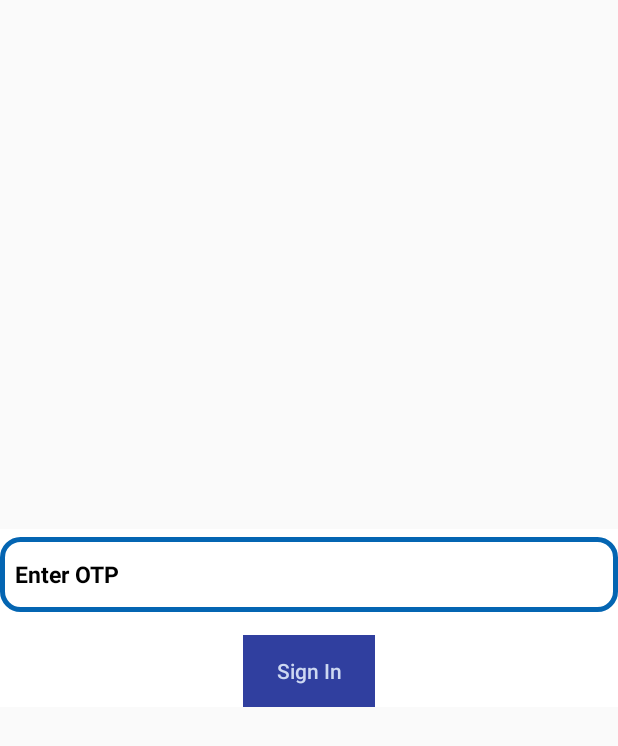
After one commit to nyru/OKRO, an Android app: the VerifyPhoneActivity screen opened directly, with no data from a screen before it, on a phone screen of 412 x 824 dp. The commit adds this screen. Shown: the top 746 px of the screen. Run offline under Robolectric (Android 15) with nearby library versions, the light colour scheme and no system bars; our stand-ins replace Firebase (no records; nobody signed in at launch, a user with empty details on screens opened directly).

Commit message:
eswar_24sept

```diff
--- a/app/build.gradle
+++ b/app/build.gradle
@@ -35,4 +35,8 @@ dependencies {
     }
     implementation 'com.android.support:design:27.1.1'
     implementation 'com.android.support:recyclerview-v7:27.1.1'
+    implementation 'com.google.firebase:firebase-core:16.0.3'
+    implementation 'com.google.firebase:firebase-firestore:17.1.0'
+    implementation 'com.google.firebase:firebase-auth:16.0.3'
 }
+apply plugin: 'com.google.gms.google-services'
--- /dev/null
+++ b/app/src/main/java/eswar/com/okro/Activities/VerifyPhoneActivity.java
@@ -0,0 +1,158 @@
+package eswar.com.okro.Activities;
+
+import android.content.Intent;
+import android.support.annotation.NonNull;
+import android.support.design.widget.Snackbar;
+import android.support.v7.app.AppCompatActivity;
+import android.os.Bundle;
+import android.view.View;
+import android.widget.EditText;
+import android.widget.Toast;
+
+import com.google.android.gms.tasks.OnCompleteListener;
+import com.google.android.gms.tasks.Task;
+import com.google.android.gms.tasks.TaskExecutors;
+import com.google.firebase.FirebaseException;
+import com.google.firebase.auth.AuthResult;
+import com.google.firebase.auth.FirebaseAuth;
+import com.google.firebase.auth.FirebaseAuthInvalidCredentialsException;
+import com.google.firebase.auth.PhoneAuthCredential;
+import com.google.firebase.auth.PhoneAuthProvider;
+
+import java.util.concurrent.TimeUnit;
+
+import eswar.com.okro.R;
+
+public class VerifyPhoneActivity extends AppCompatActivity {
+    private String mVerificationId;
+
+    //The edittext to input the code
+    private EditText editTextCode;
+
+    //firebase auth object
+    private FirebaseAuth mAuth;
+    @Override
+    protected void onCreate(Bundle savedInstanceState) {
+        super.onCreate(savedInstanceState);
+        setContentView(R.layout.activity_verify_phone);
+
+    mAuth = FirebaseAuth.getInstance();
+    editTextCode = findViewById(R.id.ed_otp);
+
+
+    //getting mobile number from the previous activity
+    //and sending the verification code to the number
+    Intent intent = getIntent();
+    String mobile = intent.getStringExtra("mobile");
+    sendVerificationCode(mobile);
+
+
+    //if the automatic sms detection did not work, user can also enter the code manually
+    //so adding a click listener to the button
+    findViewById(R.id.buttonSignIn).setOnClickListener(new View.OnClickListener() {
+        @Override
+        public void onClick(View v) {
+            String code = editTextCode.getText().toString().trim();
+            if (code.isEmpty() || code.length() < 6) {
+                editTextCode.setError("Enter valid code");
+                editTextCode.requestFocus();
+                return;
+            }
+
+            //verifying the code entered manually
+            verifyVerificationCode(code);
+        }
+    });
+
+}
+
+    //the method is sending verification code
+    //the country id is concatenated
+    //you can take the country id as user input as well
+    private void sendVerificationCode(String mobile) {
+        PhoneAuthProvider.getInstance().verifyPhoneNumber(
+                "+91" + mobile,
+                60,
+                TimeUnit.SECONDS,
+                TaskExecutors.MAIN_THREAD,
+                mCallbacks);
+    }
+
+
+    //the callback to detect the verification status
+    private PhoneAuthProvider.OnVerificationStateChangedCallbacks mCallbacks = new PhoneAuthProvider.OnVerificationStateChangedCallbacks() {
+        @Override
+        public void onVerificationCompleted(PhoneAuthCredential phoneAuthCredential) {
+
+            //Getting the code sent by SMS
+            String code = phoneAuthCredential.getSmsCode();
+
+            //sometime the code is not detected automatically
+            //in this case the code will be null
+            //so user has to manually enter the code
+            if (code != null) {
+                editTextCode.setText(code);
+                //verifying the code
+                verifyVerificationCode(code);
+            }
+        }
+
+        @Override
+        public void onVerificationFailed(FirebaseException e) {
+            Toast.makeText(VerifyPhoneActivity.this, e.getMessage(), Toast.LENGTH_LONG).show();
+        }
+
+        @Override
+        public void onCodeSent(String s, PhoneAuthProvider.ForceResendingToken forceResendingToken) {
+            super.onCodeSent(s, forceResendingToken);
+
+            //storing the verification id that is sent to the user
+            mVerificationId = s;
+        }
+    };
+
+
+    private void verifyVerificationCode(String code) {
+        //creating the credential
+        PhoneAuthCredential credential = PhoneAuthProvider.getCredential(mVerificationId, code);
+
+        //signing the user
+        signInWithPhoneAuthCredential(credential);
+    }
+
+    private void signInWithPhoneAuthCredential(PhoneAuthCredential credential) {
+        mAuth.signInWithCredential(credential)
+                .addOnCompleteListener(VerifyPhoneActivity.this, new OnCompleteListener<AuthResult>() {
+                    @Override
+                    public void onComplete(@NonNull Task<AuthResult> task) {
+                        if (task.isSuccessful()) {
+                            //verification successful we will start the profile activity
+                            Intent intent = new Intent(VerifyPhoneActivity.this, DashBoardActivity.class);
+                            intent.setFlags(Intent.FLAG_ACTIVITY_NEW_TASK | Intent.FLAG_ACTIVITY_CLEAR_TASK);
+                            startActivity(intent);
+
+                        } else {
+
+                            //verification unsuccessful.. display an error message
+
+                            String message = "Somthing is wrong, we will fix it soon...";
+
+                            if (task.getException() instanceof FirebaseAuthInvalidCredentialsException) {
+                                message = "Invalid code entered...";
+                            }
+
+                            Snackbar snackbar = Snackbar.make(findViewById(R.id.parent), message, Snackbar.LENGTH_LONG);
+                            snackbar.setAction("Dismiss", new View.OnClickListener() {
+                                @Override
+                                public void onClick(View v) {
+
+                                }
+                            });
+                            snackbar.show();
+                        }
+                    }
+                });
+    }
+
+
+}
--- /dev/null
+++ b/app/src/main/res/layout/activity_verify_phone.xml
@@ -0,0 +1,39 @@
+<?xml version="1.0" encoding="utf-8"?>
+<LinearLayout xmlns:android="http://schemas.android.com/apk/res/android"
+    xmlns:app="http://schemas.android.com/apk/res-auto"
+    xmlns:tools="http://schemas.android.com/tools"
+    android:layout_width="match_parent"
+    android:layout_height="wrap_content"
+    android:background="#ffffff"
+    android:layout_gravity="center"
+    android:orientation="vertical"
+    tools:context=".Activities.VerifyPhoneActivity">
+    <EditText
+        android:layout_width="match_parent"
+        android:layout_height="50dp"
+        android:layout_weight="1"
+        android:textSize="15sp"
+        android:layout_marginTop="5dp"
+        android:hint="Enter OTP"
+        android:inputType="phone"
+        android:digits="0123456789"
+        android:maxLength="10"
+        android:textStyle="bold"
+        android:textColor="#000000"
+        android:textColorHint="#000000"
+        android:paddingLeft="10dp"
+        android:id="@+id/ed_otp"
+        android:background="@drawable/rectangle"/>
+    <Button
+        android:id="@+id/buttonSignIn"
+        android:layout_width="wrap_content"
+        android:layout_height="wrap_content"
+        android:layout_centerHorizontal="true"
+        android:layout_marginTop="15dp"
+        android:layout_gravity="center"
+        android:background="@color/colorPrimaryDark"
+        android:text="Sign In"
+        android:textAllCaps="false"
+        android:textColor="#cdd8f1" />
+
+</LinearLayout>
--- a/build.gradle
+++ b/build.gradle
@@ -8,6 +8,7 @@ buildscript {
     }
     dependencies {
         classpath 'com.android.tools.build:gradle:3.1.2'
+        classpath 'com.google.gms:google-services:4.0.1'
 
 
         // NOTE: Do not place your application dependencies here; they belong
```
Also changed, not shown: app/src/main/AndroidManifest.xml (+8 -1 lines), app/src/main/java/eswar/com/okro/Activities/LoginActivity.java (+19 -16 lines), 1 other file.
